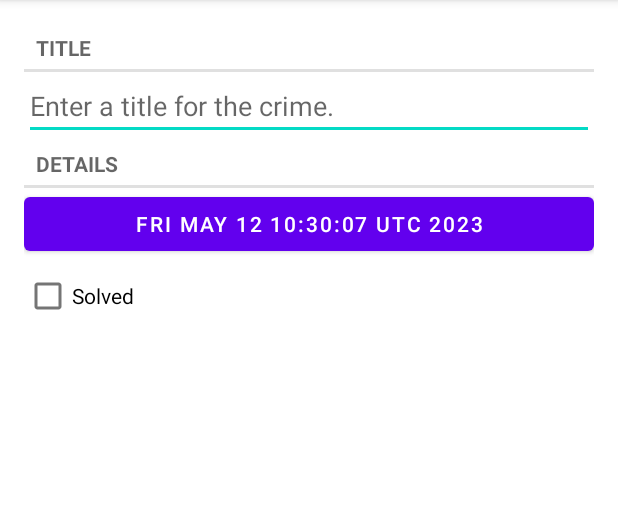
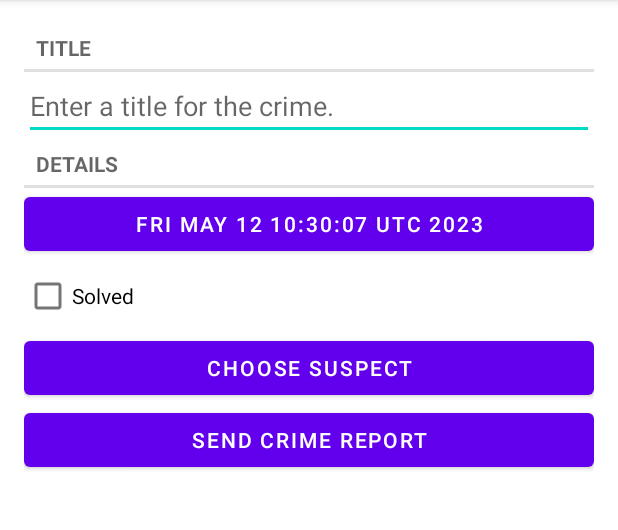
Before and after one commit to Edmund-Liz/Android, an Android app: the screen it shows after launch (CrimePagerActivity), after a tap on "New Crime", on a phone screen of 412 x 824 dp, the part 84-614 px from its top. Run offline under Robolectric (Android 15) with nearby library versions, the phone set to English and light mode, and no system bars.

Commit message:
隐式intent

```diff
--- a/CriminalIntent/app/src/main/java/android/bignerdranch/com/Crime.java
+++ b/CriminalIntent/app/src/main/java/android/bignerdranch/com/Crime.java
@@ -4,18 +4,28 @@
 import java.util.UUID;
 
 public class Crime {
-    private UUID mId;
+    private final UUID mId;
     private String mTitle;
     private Date mDate;
     private boolean mSolved;
     private boolean mRequiresPolice;
+    private String mSuspect;
+
     public Crime() {
         this(UUID.randomUUID());
     }
 
-    public Crime(UUID id){
-        mId=id;
-        mDate=new Date();
+    public Crime(UUID id) {
+        mId = id;
+        mDate = new Date();
+    }
+
+    public String getSuspect() {
+        return mSuspect;
+    }
+
+    public void setSuspect(String suspect) {
+        mSuspect = suspect;
     }
 
     public UUID getId() {
@@ -34,16 +44,16 @@
         return mDate;
     }
 
+    public void setDate(Date date) {
+        mDate = date;
+    }
+
     public boolean isSolved() {
         return mSolved;
     }
 
     public void setSolved(boolean solved) {
         mSolved = solved;
-    }
-
-    public void setDate(Date date) {
-        mDate = date;
     }
 
     public boolean isRequiresPolice() {
--- a/CriminalIntent/app/src/main/java/android/bignerdranch/com/CrimeFragment.java
+++ b/CriminalIntent/app/src/main/java/android/bignerdranch/com/CrimeFragment.java
@@ -6,8 +6,10 @@
 import android.app.Activity;
 import android.content.Intent;
 import android.os.Bundle;
+import android.provider.ContactsContract;
 import android.text.Editable;
 import android.text.TextWatcher;
+import android.text.format.DateFormat;
 import android.view.LayoutInflater;
 import android.view.Menu;
 import android.view.MenuInflater;
@@ -29,6 +31,7 @@
 public class CrimeFragment extends Fragment {
 
     public static final int REQUEST_DATE = 0;
+    public static final int REQUEST_CONTACT=1;
 
     private static final String ARG_CRIME_ID = "crime_id";
     private static final String DIALOG_DATE = "DialogDate";
@@ -37,6 +40,9 @@
     private EditText mTitleField;
     private Button mDateButton;
     private CheckBox mSolvedCheckBox;
+
+    private Button mSuspectButton;
+    private Button mReportButton;
 
     public static CrimeFragment newInstance(UUID crimeId) {
         Bundle args = new Bundle();
@@ -57,16 +63,17 @@
     @Override
     public void onCreateOptionsMenu(@NonNull Menu menu, @NonNull MenuInflater inflater) {
         super.onCreateOptionsMenu(menu, inflater);
-        inflater.inflate(R.menu.fragment_crime,menu);
+        inflater.inflate(R.menu.fragment_crime, menu);
     }
 
     @Override
     public boolean onOptionsItemSelected(@NonNull MenuItem item) {
-        switch (item.getItemId()){
+        switch (item.getItemId()) {
             case R.id.delete_crime:
                 CrimeLab.get(getActivity()).deleteCrime(mCrime);
                 getActivity().finish();
-            default:return super.onOptionsItemSelected(item);
+            default:
+                return super.onOptionsItemSelected(item);
         }
     }
 
@@ -111,7 +118,7 @@
             public void onClick(View view) {
                 FragmentManager manager = getFragmentManager();
                 DatePickerFragment dialog = DatePickerFragment.newInstance(mCrime.getDate());
-                dialog.setTargetFragment(CrimeFragment.this,REQUEST_DATE);
+                dialog.setTargetFragment(CrimeFragment.this, REQUEST_DATE);
                 dialog.show(manager, DIALOG_DATE);
             }
         });
@@ -126,16 +133,42 @@
             }
         });
 
+        mReportButton=v.findViewById(R.id.crime_report);
+        mReportButton.setOnClickListener(new OnClickListener() {
+            @Override
+            public void onClick(View view) {
+                Intent i = new Intent(Intent.ACTION_SEND);
+                i.setType("text/plain");
+                i.putExtra(Intent.EXTRA_TEXT, getCrimeReport());
+                i.putExtra(Intent.EXTRA_SUBJECT,
+                        getString(R.string.crime_report_subject));
+                i=Intent.createChooser(i,getString(R.string.send_report));
+                startActivity(i);
+            }
+        });
+
+        final Intent pickContact = new Intent(Intent.ACTION_PICK,
+                ContactsContract.Contacts.CONTENT_URI);
+        mSuspectButton = (Button) v.findViewById(R.id.crime_suspect);
+        mSuspectButton.setOnClickListener(new View.OnClickListener() {
+            public void onClick(View v) {
+                startActivityForResult(pickContact, REQUEST_CONTACT);
+            }
+        });
+        if (mCrime.getSuspect() != null) {
+            mSuspectButton.setText(mCrime.getSuspect());
+        }
+
         return v;
     }
 
     @Override
-    public void onActivityResult(int requestCode, int resultCode, Intent data){
-        if (resultCode!= Activity.RESULT_OK){
+    public void onActivityResult(int requestCode, int resultCode, Intent data) {
+        if (resultCode != Activity.RESULT_OK) {
             return;
         }
-        if (requestCode==REQUEST_DATE){
-            Date date=(Date) data.getSerializableExtra(DatePickerFragment.EXTRA_DATE);
+        if (requestCode == REQUEST_DATE) {
+            Date date = (Date) data.getSerializableExtra(DatePickerFragment.EXTRA_DATE);
             mCrime.setDate(date);
             updateDate();
         }
@@ -145,4 +178,27 @@
         mDateButton.setText(mCrime.getDate().toString());
     }
 
+    private String getCrimeReport(){
+        String solvedString=null;
+        if (mCrime.isSolved()){
+            solvedString=getString(R.string.crime_report_solved);
+        }else {
+            solvedString=getString(R.string.crime_report_unsolved);
+        }
+        String dateFormat="EEE,MMM dd";
+        String dateString = DateFormat.format(dateFormat, mCrime.getDate()).toString();
+
+        String suspect= mCrime.getSuspect();
+        if (suspect==null){
+            suspect=getString(R.string.crime_report_no_suspect);
+        }else {
+            suspect=getString(R.string.crime_report_suspect);
+        }
+
+        String report=getString(R.string.crime_report,
+                mCrime.getTitle(),dateString,solvedString,suspect);
+
+        return report;
+    }
+
 }
--- a/CriminalIntent/app/src/main/java/android/bignerdranch/com/CrimeLab.java
+++ b/CriminalIntent/app/src/main/java/android/bignerdranch/com/CrimeLab.java
@@ -39,6 +39,8 @@
         values.put(CrimeTable.Cols.TITLE, crime.getTitle());
         values.put(CrimeTable.Cols.DATE, crime.getDate().getTime());
         values.put(CrimeTable.Cols.SOLVED, crime.isSolved() ? 1 : 0);
+        values.put(CrimeTable.Cols.SUSPECT,crime.getSuspect());
+
         return values;
     }
 
--- a/CriminalIntent/app/src/main/java/android/bignerdranch/com/database/CrimeBaseHelper.java
+++ b/CriminalIntent/app/src/main/java/android/bignerdranch/com/database/CrimeBaseHelper.java
@@ -21,7 +21,8 @@
                 + CrimeTable.Cols.UUID + ","
                 + CrimeTable.Cols.TITLE + ","
                 + CrimeTable.Cols.DATE + ","
-                + CrimeTable.Cols.SOLVED
+                + CrimeTable.Cols.SOLVED+","
+                + CrimeTable.Cols.SUSPECT
                 +")"
         );
     }
--- a/CriminalIntent/app/src/main/java/android/bignerdranch/com/database/CrimeCursorWrapper.java
+++ b/CriminalIntent/app/src/main/java/android/bignerdranch/com/database/CrimeCursorWrapper.java
@@ -18,11 +18,13 @@
         String title = getString(getColumnIndex(CrimeTable.Cols.TITLE));
         long date = getLong(getColumnIndex(CrimeTable.Cols.DATE));
         int isSolved = getInt(getColumnIndex(CrimeTable.Cols.SOLVED));
+        String suspect=getString(getColumnIndex(CrimeTable.Cols.SUSPECT));
 
         Crime crime=new Crime(UUID.fromString(uuidString));
         crime.setTitle(title);
         crime.setDate(new Date(date));
         crime.setSolved(isSolved!=0);
+        crime.setSuspect(suspect);
 
         return crime;
     }
--- a/CriminalIntent/app/src/main/java/android/bignerdranch/com/database/CrimeDbSchema.java
+++ b/CriminalIntent/app/src/main/java/android/bignerdranch/com/database/CrimeDbSchema.java
@@ -9,6 +9,7 @@
             public static final String TITLE = "title";
             public static final String DATE = "date";
             public static final String SOLVED = "solved";
+            public static final String SUSPECT="suspect";
         }
     }
 }
--- a/CriminalIntent/app/src/main/res/layout/fragment_crime.xml
+++ b/CriminalIntent/app/src/main/res/layout/fragment_crime.xml
@@ -34,5 +34,16 @@
         android:layout_height="wrap_content"
         android:text="@string/crime_solved_label"/>
 
+    <Button
+        android:id="@+id/crime_suspect"
+        android:layout_width="match_parent"
+        android:layout_height="wrap_content"
+        android:text="@string/crime_suspect_text"/>
+
+    <Button
+        android:id="@+id/crime_report"
+        android:layout_width="match_parent"
+        android:layout_height="wrap_content"
+        android:text="@string/crime_report_text"/>
 
 </LinearLayout>
--- a/CriminalIntent/app/src/main/res/values/strings.xml
+++ b/CriminalIntent/app/src/main/res/values/strings.xml
@@ -9,4 +9,15 @@
     <string name="show_subtitle">Show Subtitle</string>
     <string name="hide_subtitle">Hide Subtitle</string>
     <string name="subtitle_format">%d</string>
+    <string name="crime_suspect_text">Choose Suspect</string>
+    <string name="crime_report_text">Send Crime Report</string>
+    <string name="crime_report">%1$s!
+ The crime was discovered on %2$s. %3$s, and %4$s
+ </string>
+    <string name="crime_report_solved">The case is solved</string>
+    <string name="crime_report_unsolved">The case is not solved</string>
+    <string name="crime_report_no_suspect">there is no suspect.</string>
+    <string name="crime_report_suspect">the suspect is %s.</string>
+    <string name="crime_report_subject">CriminalIntent Crime Report</string>
+    <string name="send_report">Send crime report via</string>
 </resources>
```
